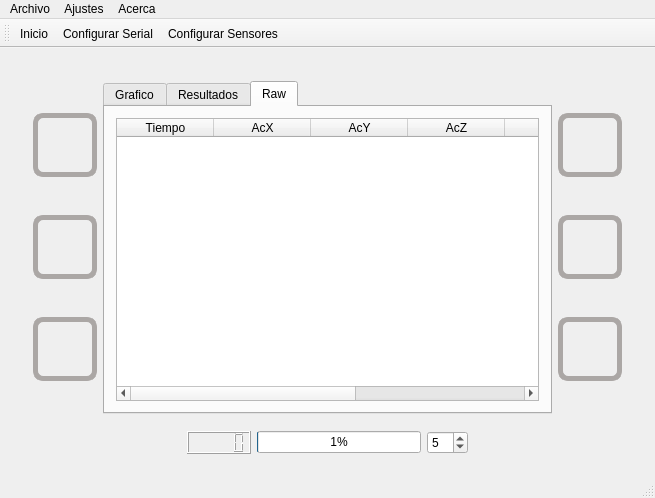
Qt form mainwindow.ui (hectorda/Bio-Feedback) before a commit.
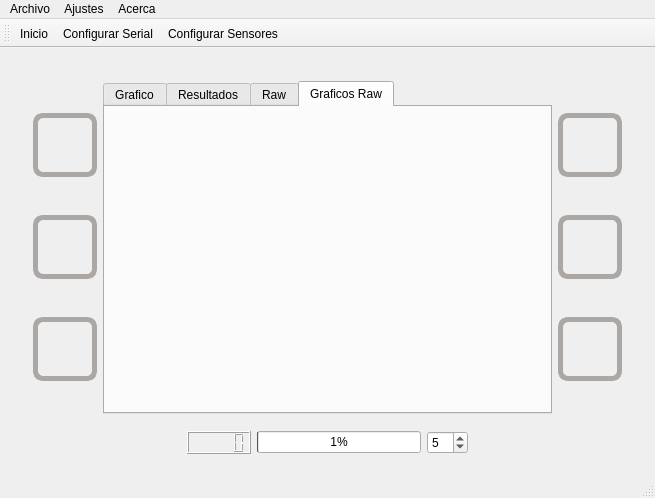
The same form after that commit. The open tabs and pages were chosen to show the change. Icons and pictures are not drawn. Custom widgets are drawn as their Qt base class.

Commit message: Añadiendo Graficos Raw

Patch:
```diff
--- a/mainwindow.ui
+++ b/mainwindow.ui
@@ -410,7 +410,7 @@
               <enum>Qt::ElideLeft</enum>
              </property>
              <property name="movable">
-              <bool>false</bool>
+              <bool>true</bool>
              </property>
              <widget class="QWidget" name="tab_grafico">
               <attribute name="title">
@@ -561,6 +561,35 @@
                </item>
               </layout>
              </widget>
+             <widget class="QWidget" name="tab_graficosRaw">
+              <attribute name="icon">
+               <iconset resource="images.qrc">
+                <normaloff>:/images/graficos.png</normaloff>:/images/graficos.png</iconset>
+              </attribute>
+              <attribute name="title">
+               <string>Graficos Raw</string>
+              </attribute>
+              <layout class="QGridLayout" name="gridLayout_7">
+               <item row="0" column="2">
+                <widget class="QCustomPlot" name="qCustomPlotGraficoAcZ" native="true"/>
+               </item>
+               <item row="0" column="0">
+                <widget class="QCustomPlot" name="qCustomPlotgraficoAcX" native="true"/>
+               </item>
+               <item row="0" column="1">
+                <widget class="QCustomPlot" name="qCustomPlotGraficoAcY" native="true"/>
+               </item>
+               <item row="1" column="0">
+                <widget class="QCustomPlot" name="qCustomPlotGraficoGyX" native="true"/>
+               </item>
+               <item row="1" column="1">
+                <widget class="QCustomPlot" name="qCustomPlotGraficoGyY" native="true"/>
+               </item>
+               <item row="1" column="2">
+                <widget class="QCustomPlot" name="qCustomPlotGraficoGyZ" native="true"/>
+               </item>
+              </layout>
+             </widget>
             </widget>
            </item>
            <item row="0" column="2">
```
Left out of the diff: 6 changed lines with no effect on the pictures. The commit also changes 9 other files.
